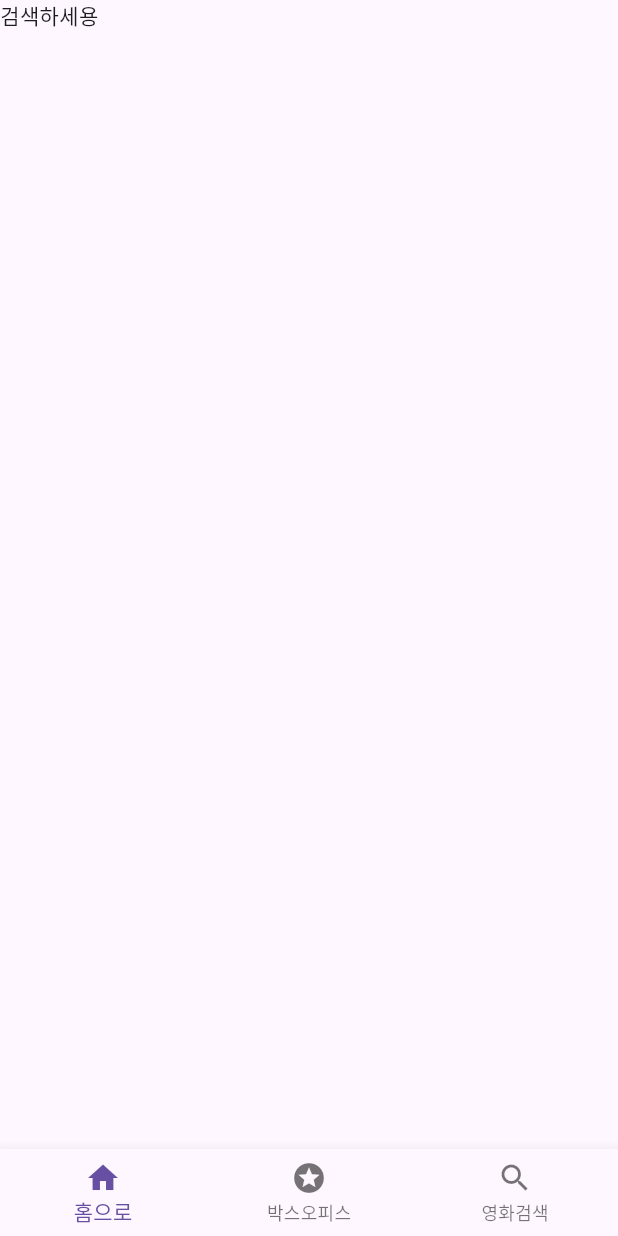
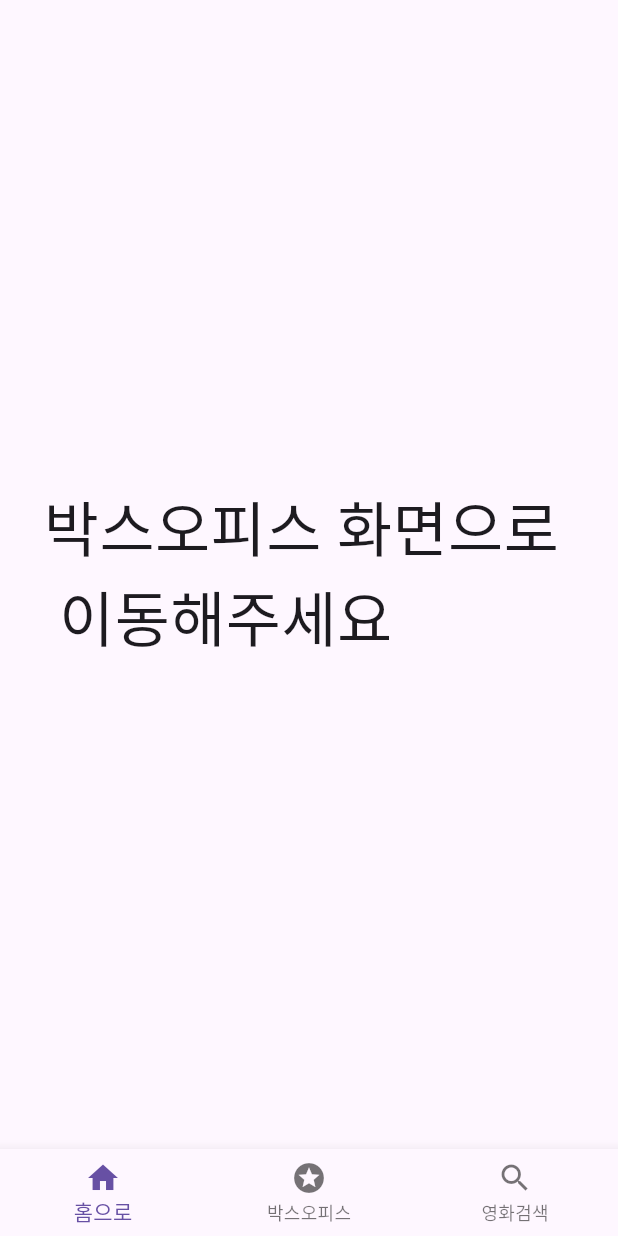
Before and after one commit to Qnd1101/flutter_application_kobis, a Flutter app: the screen it shows after launch, on a phone screen of 412 x 824 dp. Run offline on Flutter 3.47's test engine with Material 3 defaults, Android fonts, the phone set to English and light mode, and no system bars.

```diff
--- a/lib/main.dart
+++ b/lib/main.dart
@@ -16,6 +16,7 @@ class _MyAppState extends State<MyApp> {
   @override
   Widget build(BuildContext context) {
     return const MaterialApp(
+      debugShowCheckedModeBanner: false,
       home: MainPage(),
     );
   }
--- a/lib/main_page.dart
+++ b/lib/main_page.dart
@@ -1,4 +1,5 @@
 import 'package:flutter/material.dart';
+import 'package:flutter_application_kobis/home.dart';
 import 'package:flutter_application_kobis/rank_page.dart';
 import 'package:flutter_application_kobis/search_Page.dart';
 
@@ -11,11 +12,15 @@ class MainPage extends StatefulWidget {
 
 class _MainPageState extends State<MainPage> {
   var _index = 0;
-  dynamic loadPage = const Text('검색하세용');
+  dynamic loadPage = const Center(
+      child: Text(
+    '박스오피스 화면으로 \n 이동해주세요',
+    style: TextStyle(fontSize: 40),
+  ));
 
   @override
   Widget build(BuildContext context) {
-    var menus = [const RankPage(), const RankPage(), const SearchPage()];
+    var menus = [const Home(), const RankPage(), const SearchPage()];
 
     List<BottomNavigationBarItem> items = [];
     items.add(
--- a/lib/movie_detail_view.dart
+++ b/lib/movie_detail_view.dart
@@ -24,7 +24,7 @@ class _MovieDetailViewState extends State<MovieDetailView> {
               actions: [
                 TextButton(
                     onPressed: () {
-                      Navigator.pop(context); // 너 나가
+                      Navigator.pop(context);
                     },
                     child: const Text('닫기'))
               ],
```
Also changed, not shown: lib/home.dart (added, +18 -0 lines), pubspec.lock.
